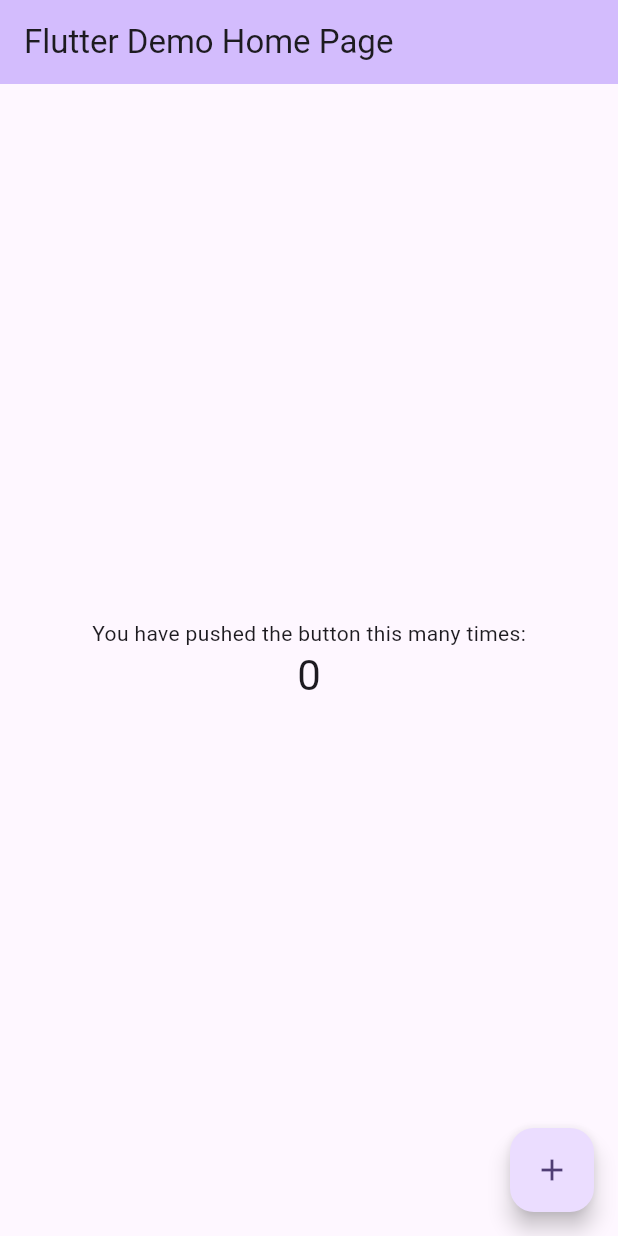
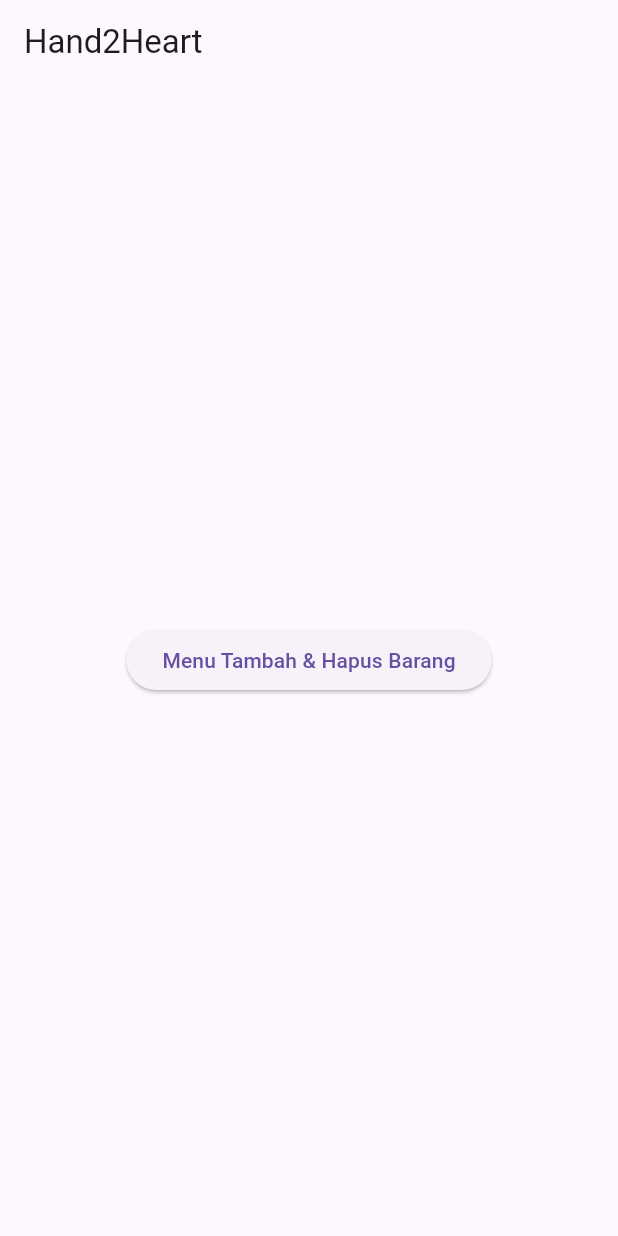
Before and after one commit to rafialifa100/hand_2_heart_mobile_kelompok7, a Flutter app: the screen it shows after launch, on a phone screen of 412 x 824 dp. Run offline on Flutter 3.47's test engine with Material 3 defaults, Android fonts, the phone set to English and light mode, and no system bars.

Commit message:
MENAMBAH PAGE "TAMBAH AND HAPUS BARANG" BUAT PROGRESS

```diff
--- a/lib/main.dart
+++ b/lib/main.dart
@@ -1,122 +1,50 @@
 import 'package:flutter/material.dart';
+import 'tambahbarang_hapusbarang.dart'; // Import halaman Tambah & Hapus Barang
 
 void main() {
   runApp(const MyApp());
 }
 
+/// Aplikasi utama
 class MyApp extends StatelessWidget {
-  const MyApp({super.key});
+  const MyApp({Key? key}) : super(key: key);
 
-  // This widget is the root of your application.
   @override
   Widget build(BuildContext context) {
     return MaterialApp(
-      title: 'Flutter Demo',
+      title: 'Hand2Heart',
+      debugShowCheckedModeBanner: false,
       theme: ThemeData(
-        // This is the theme of your application.
-        //
-        // TRY THIS: Try running your application with "flutter run". You'll see
-        // the application has a purple toolbar. Then, without quitting the app,
-        // try changing the seedColor in the colorScheme below to Colors.green
-        // and then invoke "hot reload" (save your changes or press the "hot
-        // reload" button in a Flutter-supported IDE, or press "r" if you used
-        // the command line to start the app).
-        //
-        // Notice that the counter didn't reset back to zero; the application
-        // state is not lost during the reload. To reset the state, use hot
-        // restart instead.
-        //
-        // This works for code too, not just values: Most code changes can be
-        // tested with just a hot reload.
-        colorScheme: ColorScheme.fromSeed(seedColor: Colors.deepPurple),
+        primarySwatch: Colors.blue,
       ),
-      home: const MyHomePage(title: 'Flutter Demo Home Page'),
+      home: const HomePage(),
     );
   }
 }
 
-class MyHomePage extends StatefulWidget {
-  const MyHomePage({super.key, required this.title});
-
-  // This widget is the home page of your application. It is stateful, meaning
-  // that it has a State object (defined below) that contains fields that affect
-  // how it looks.
-
-  // This class is the configuration for the state. It holds the values (in this
-  // case the title) provided by the parent (in this case the App widget) and
-  // used by the build method of the State. Fields in a Widget subclass are
-  // always marked "final".
-
-  final String title;
-
-  @override
-  State<MyHomePage> createState() => _MyHomePageState();
-}
-
-class _MyHomePageState extends State<MyHomePage> {
-  int _counter = 0;
-
-  void _incrementCounter() {
-    setState(() {
-      // This call to setState tells the Flutter framework that something has
-      // changed in this State, which causes it to rerun the build method below
-      // so that the display can reflect the updated values. If we changed
-      // _counter without calling setState(), then the build method would not be
-      // called again, and so nothing would appear to happen.
-      _counter++;
-    });
-  }
+/// Halaman utama sederhana dengan tombol untuk navigasi ke Tambah & Hapus Barang
+class HomePage extends StatelessWidget {
+  const HomePage({Key? key}) : super(key: key);
 
   @override
   Widget build(BuildContext context) {
-    // This method is rerun every time setState is called, for instance as done
-    // by the _incrementCounter method above.
-    //
-    // The Flutter framework has been optimized to make rerunning build methods
-    // fast, so that you can just rebuild anything that needs updating rather
-    // than having to individually change instances of widgets.
     return Scaffold(
       appBar: AppBar(
-        // TRY THIS: Try changing the color here to a specific color (to
-        // Colors.amber, perhaps?) and trigger a hot reload to see the AppBar
-        // change color while the other colors stay the same.
-        backgroundColor: Theme.of(context).colorScheme.inversePrimary,
-        // Here we take the value from the MyHomePage object that was created by
-        // the App.build method, and use it to set our appbar title.
-        title: Text(widget.title),
+        title: const Text('Hand2Heart'),
       ),
       body: Center(
-        // Center is a layout widget. It takes a single child and positions it
-        // in the middle of the parent.
-        child: Column(
-          // Column is also a layout widget. It takes a list of children and
-          // arranges them vertically. By default, it sizes itself to fit its
-          // children horizontally, and tries to be as tall as its parent.
-          //
-          // Column has various properties to control how it sizes itself and
-          // how it positions its children. Here we use mainAxisAlignment to
-          // center the children vertically; the main axis here is the vertical
-          // axis because Columns are vertical (the cross axis would be
-          // horizontal).
-          //
-          // TRY THIS: Invoke "debug painting" (choose the "Toggle Debug Paint"
-          // action in the IDE, or press "p" in the console), to see the
-          // wireframe for each widget.
-          mainAxisAlignment: MainAxisAlignment.center,
-          children: <Widget>[
-            const Text('You have pushed the button this many times:'),
-            Text(
-              '$_counter',
-              style: Theme.of(context).textTheme.headlineMedium,
-            ),
-          ],
+        child: ElevatedButton(
+          onPressed: () {
+            Navigator.push(
+              context,
+              MaterialPageRoute(
+                builder: (context) => const TambahBarangHapusBarangPage(),
+              ),
+            );
+          },
+          child: const Text('Menu Tambah & Hapus Barang'),
         ),
       ),
-      floatingActionButton: FloatingActionButton(
-        onPressed: _incrementCounter,
-        tooltip: 'Increment',
-        child: const Icon(Icons.add),
-      ), // This trailing comma makes auto-formatting nicer for build methods.
     );
   }
 }
```
Also changed, not shown: lib/tambahbarang_hapusbarang.dart (added, +151 -0 lines).
